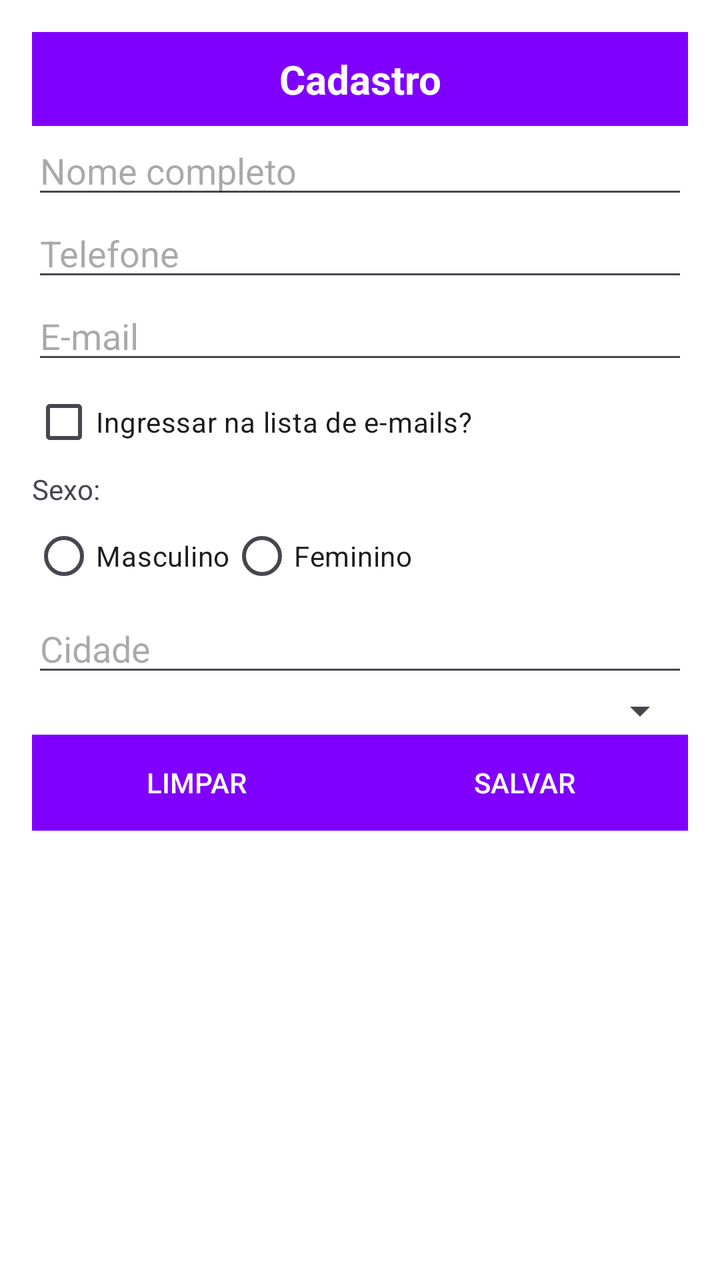
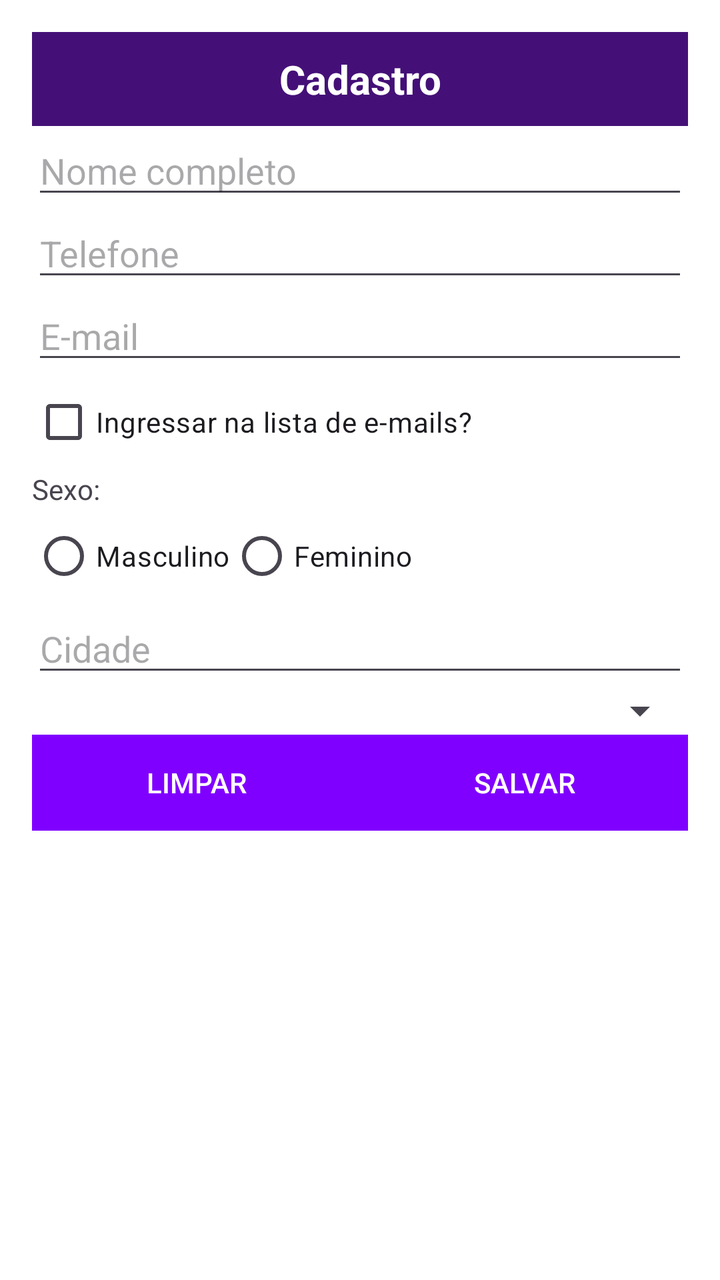

Before-and-after screenshots of an Android layout around one commit, followed by the original layout XML and the change that was made.
<!-- AndroidManifest.xml: application theme Theme.Cadastro -->
<!-- res/layout/activity_main.xml -->
<?xml version="1.0" encoding="utf-8"?>
<LinearLayout xmlns:android="http://schemas.android.com/apk/res/android"
    android:layout_width="match_parent"
    android:layout_height="match_parent"
    android:orientation="vertical"
    android:padding="16dp"
    android:background="@android:color/white">

    <TextView
        android:layout_width="match_parent"
        android:layout_height="wrap_content"
        android:text="Cadastro"
        android:textSize="20sp"
        android:textStyle="bold"
        android:gravity="center"
        android:background="#8000FF"
        android:textColor="@android:color/white"
        android:padding="10dp"/>

    <EditText
        android:id="@+id/editNome"
        android:layout_width="match_parent"
        android:layout_height="wrap_content"
        android:hint="Nome completo"/>

    <EditText
        android:id="@+id/editTelefone"
        android:layout_width="match_parent"
        android:layout_height="wrap_content"
        android:hint="Telefone"
        android:inputType="phone"/>

    <EditText
        android:id="@+id/editEmail"
        android:layout_width="match_parent"
        android:layout_height="wrap_content"
        android:hint="E-mail"
        android:inputType="textEmailAddress"/>

    <CheckBox
        android:id="@+id/checkEmail"
        android:layout_width="wrap_content"
        android:layout_height="wrap_content"
        android:text="Ingressar na lista de e-mails?"/>

    <TextView
        android:layout_width="wrap_content"
        android:layout_height="wrap_content"
        android:text="Sexo:"/>

    <RadioGroup
        android:id="@+id/radioGroupSexo"
        android:layout_width="wrap_content"
        android:layout_height="wrap_content"
        android:orientation="horizontal">

        <RadioButton
            android:id="@+id/radioMasculino"
            android:layout_width="wrap_content"
            android:layout_height="wrap_content"
            android:text="Masculino"/>

        <RadioButton
            android:id="@+id/radioFeminino"
            android:layout_width="wrap_content"
            android:layout_height="wrap_content"
            android:text="Feminino"/>
    </RadioGroup>

    <EditText
        android:id="@+id/editCidade"
        android:layout_width="match_parent"
        android:layout_height="wrap_content"
        android:hint="Cidade"/>

    <Spinner
        android:id="@+id/spinnerUF"
        android:layout_width="match_parent"
        android:layout_height="wrap_content"/>

    <LinearLayout
        android:layout_width="match_parent"
        android:layout_height="wrap_content"
        android:orientation="horizontal"
        android:gravity="center">

        <Button
            android:id="@+id/btnLimpar"
            android:layout_width="0dp"
            android:layout_weight="1"
            android:layout_height="wrap_content"
            android:text="Limpar"
            android:background="#8000FF"
            android:textColor="@android:color/white"/>

        <Button
            android:id="@+id/btnSalvar"
            android:layout_width="0dp"
            android:layout_weight="1"
            android:layout_height="wrap_content"
            android:text="Salvar"
            android:background="#8000FF"
            android:textColor="@android:color/white"/>
    </LinearLayout>
</LinearLayout>
<!-- resources referenced by this layout -->
<resources>
  <style name="Theme.Cadastro" parent="Base.Theme.Cadastro" />
  <style name="Base.Theme.Cadastro" parent="Theme.Material3.DayNight.NoActionBar">
          
          
      </style>
</resources>

<!-- the commit's change to res/layout/activity_main.xml (unified diff, before → after) -->
@@ -13,7 +13,7 @@
         android:textSize="20sp"
         android:textStyle="bold"
         android:gravity="center"
-        android:background="#8000FF"
+        android:background="#441077"
         android:textColor="@android:color/white"
         android:padding="10dp"/>
 
